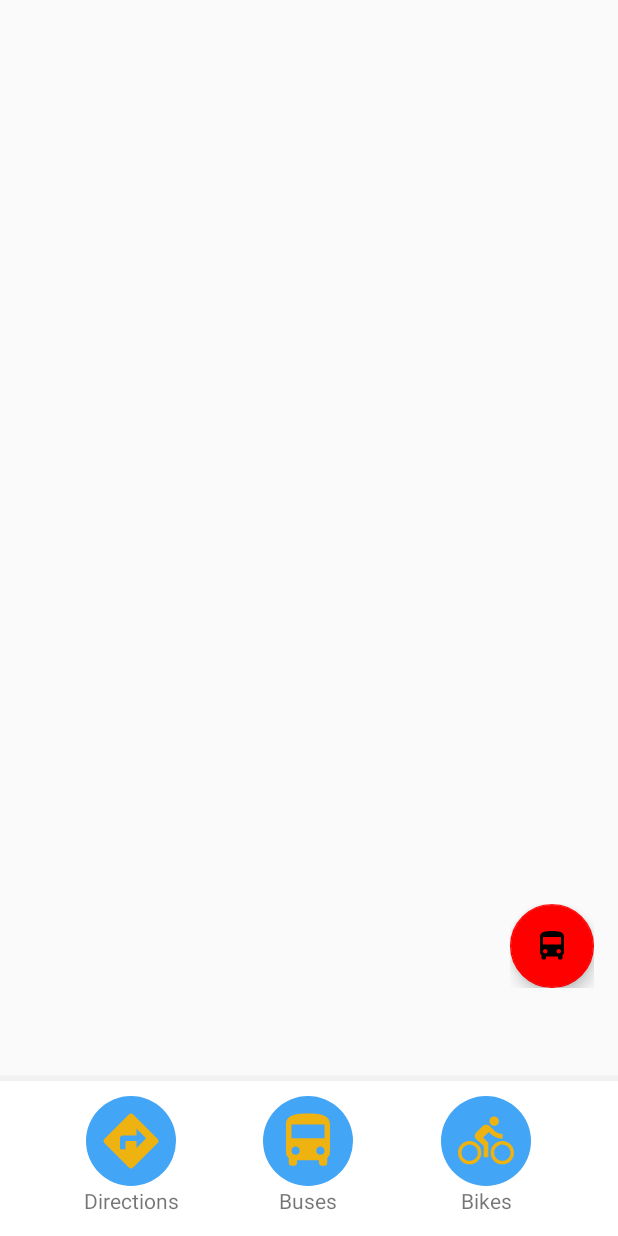
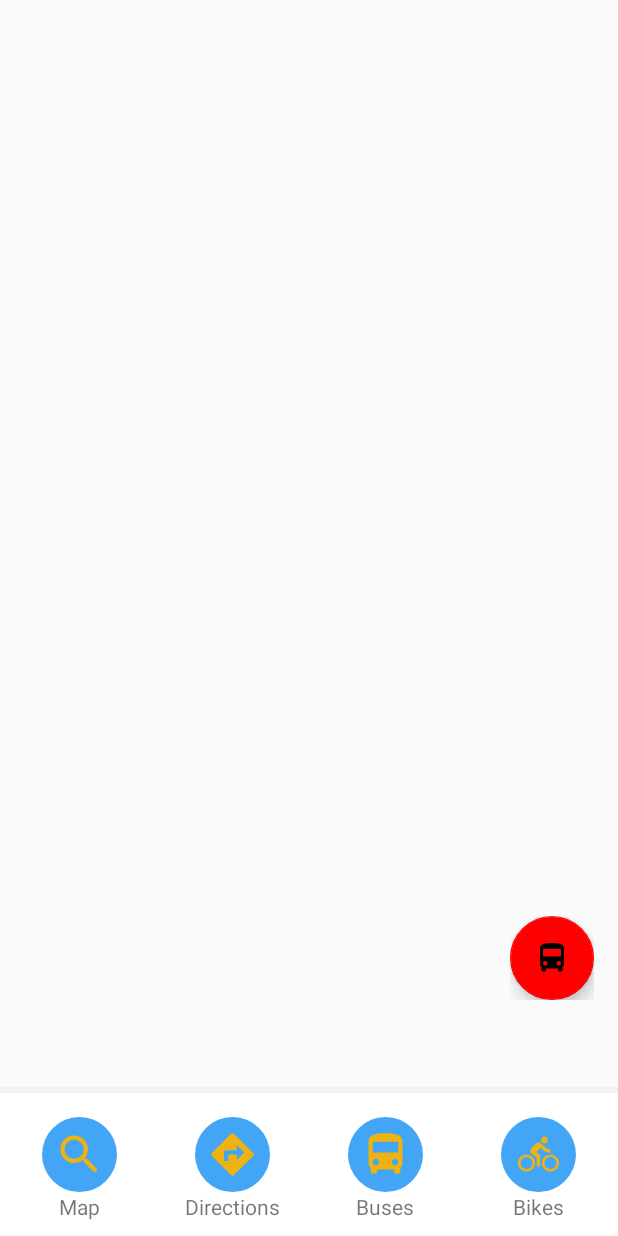
Before and after one commit to spybug/GTCampusNavigation, an Android app: the screen it shows after launch (MainActivity), after a tap on an icon or button, on a phone screen of 412 x 824 dp. Run offline under Robolectric (Android 15) with nearby library versions, the phone set to English and light mode, and no system bars; libraries missing offline, so code that uses them is left out: com.mapbox.mapboxsdk, com.mapbox.services; 12 statements that could not run were skipped.

Commit message:
Added main map button to navbar to help with the back stack later

```diff
--- a/Android/app/src/main/java/com/spybug/gtnav/BusMapOverlayFragment.java
+++ b/Android/app/src/main/java/com/spybug/gtnav/BusMapOverlayFragment.java
@@ -47,8 +47,8 @@ public class BusMapOverlayFragment extends Fragment {
         BLUE("blue"),
         GREEN("green"),
         TROLLEY("trolley"),
-        MIDNIGHT("night"),
-        EXPRESS("tech");
+        MIDNIGHT("midnight"),
+        EXPRESS("express");
 
         private final String text;
 
--- a/Android/app/src/main/res/layout/fragment_bottom_navbar.xml
+++ b/Android/app/src/main/res/layout/fragment_bottom_navbar.xml
@@ -2,34 +2,65 @@
              xmlns:tools="http://schemas.android.com/tools"
              android:layout_width="match_parent"
              android:layout_height="wrap_content"
+             android:gravity="center"
              android:layout_gravity="bottom"
              tools:context="com.spybug.gtnav.BottomNavbarFragment">
 
-    <GridLayout
+    <LinearLayout
         android:id="@+id/bottom_bar"
         android:layout_width="match_parent"
         android:layout_height="wrap_content"
-        android:layout_gravity="center_horizontal"
+        android:orientation="horizontal"
         android:background="@drawable/bottom_bar_border"
-        android:columnCount="3"
-        android:orientation="horizontal"
         android:paddingBottom="10dp"
-        android:paddingTop="10dp"
-        android:rowCount="1"
-        android:useDefaultMargins="true">
+        android:paddingTop="20dp"
+        android:paddingStart="15dp"
+        android:paddingEnd="15dp"
+        android:gravity="center">
 
         <LinearLayout
             android:layout_width="75dp"
             android:layout_height="wrap_content"
-            android:layout_column="0"
-            android:layout_marginStart="50dp"
-            android:layout_row="0"
+            android:orientation="vertical">
+
+            <ImageButton
+                android:id="@+id/map_button"
+                android:layout_width="50dp"
+                android:layout_height="50dp"
+                android:layout_gravity="center_horizontal"
+                android:adjustViewBounds="false"
+                android:background="@drawable/round_button"
+                android:cropToPadding="false"
+                android:padding="8dp"
+                android:scaleType="fitCenter"
+                android:src="@drawable/ic_search_black"
+                android:textAlignment="center"
+                android:tint="@color/colorAccent"/>
+
+            <TextView
+                android:layout_width="wrap_content"
+                android:layout_height="wrap_content"
+                android:layout_gravity="center_horizontal"
+                android:gravity="center_horizontal"
+                android:text="@string/map"
+                android:textAlignment="center"
+                android:textSize="14sp"/>
+        </LinearLayout>
+
+        <android.support.v4.widget.Space
+            android:layout_width="0dp"
+            android:layout_height="wrap_content"
+            android:layout_weight="1" />
+
+        <LinearLayout
+            android:layout_width="75dp"
+            android:layout_height="wrap_content"
             android:orientation="vertical">
 
             <ImageButton
                 android:id="@+id/directions_button"
-                android:layout_width="60dp"
-                android:layout_height="60dp"
+                android:layout_width="50dp"
+                android:layout_height="50dp"
                 android:layout_gravity="center_horizontal"
                 android:adjustViewBounds="false"
                 android:background="@drawable/round_button"
@@ -50,19 +81,21 @@
                 android:textSize="14sp"/>
         </LinearLayout>
 
+        <android.support.v4.widget.Space
+            android:layout_width="0dp"
+            android:layout_height="wrap_content"
+            android:layout_weight="1"/>
 
         <LinearLayout
             android:layout_width="75dp"
             android:layout_height="wrap_content"
-            android:layout_column="1"
             android:layout_gravity="center"
-            android:layout_row="0"
             android:orientation="vertical">
 
             <ImageButton
                 android:id="@+id/buses_button"
-                android:layout_width="60dp"
-                android:layout_height="60dp"
+                android:layout_width="50dp"
+                android:layout_height="50dp"
                 android:layout_gravity="center_horizontal"
                 android:adjustViewBounds="false"
                 android:background="@drawable/round_button"
@@ -83,18 +116,20 @@
                 android:textSize="14sp"/>
         </LinearLayout>
 
+        <android.support.v4.widget.Space
+            android:layout_width="0dp"
+            android:layout_height="wrap_content"
+            android:layout_weight="1"/>
+
         <LinearLayout
             android:layout_width="75dp"
             android:layout_height="wrap_content"
-            android:layout_column="2"
-            android:layout_marginEnd="50dp"
-            android:layout_row="0"
             android:orientation="vertical">
 
             <ImageButton
                 android:id="@+id/bikes_button"
-                android:layout_width="60dp"
-                android:layout_height="60dp"
+                android:layout_width="50dp"
+                android:layout_height="50dp"
                 android:layout_gravity="center_horizontal"
                 android:adjustViewBounds="false"
                 android:background="@drawable/round_button"
@@ -114,7 +149,6 @@
                 android:textAlignment="center"
                 android:textSize="14sp"/>
         </LinearLayout>
-
-    </GridLayout>
+    </LinearLayout>
 
 </FrameLayout>
--- a/Android/app/src/main/res/menu/activity_main_drawer.xml
+++ b/Android/app/src/main/res/menu/activity_main_drawer.xml
@@ -4,6 +4,11 @@
       tools:showIn="navigation_view">
 
     <group android:id="@+id/nav_maingroup" android:checkableBehavior="all">
+        <item
+            android:id="@+id/nav_map"
+            android:icon="@drawable/ic_search_black"
+            android:checkable="true"
+            android:title="@string/map"/>
         <item
             android:id="@+id/nav_directions"
             android:icon="@drawable/ic_directions_arrow_black"
--- a/Android/app/src/main/res/values/strings.xml
+++ b/Android/app/src/main/res/values/strings.xml
@@ -8,6 +8,8 @@
     <string name="show_racks_switch_text">Show Bike Racks</string>
 
     <!--Menu items strings-->
+    <string name="map">Map</string>
+    <string name="map_underline"><u>Map</u></string>
     <string name="directions">Directions</string>
     <string name="directions_underline"><u>Directions</u></string>
     <string name="bikes">Bikes</string>
```
Also changed, not shown: 1 other file.
